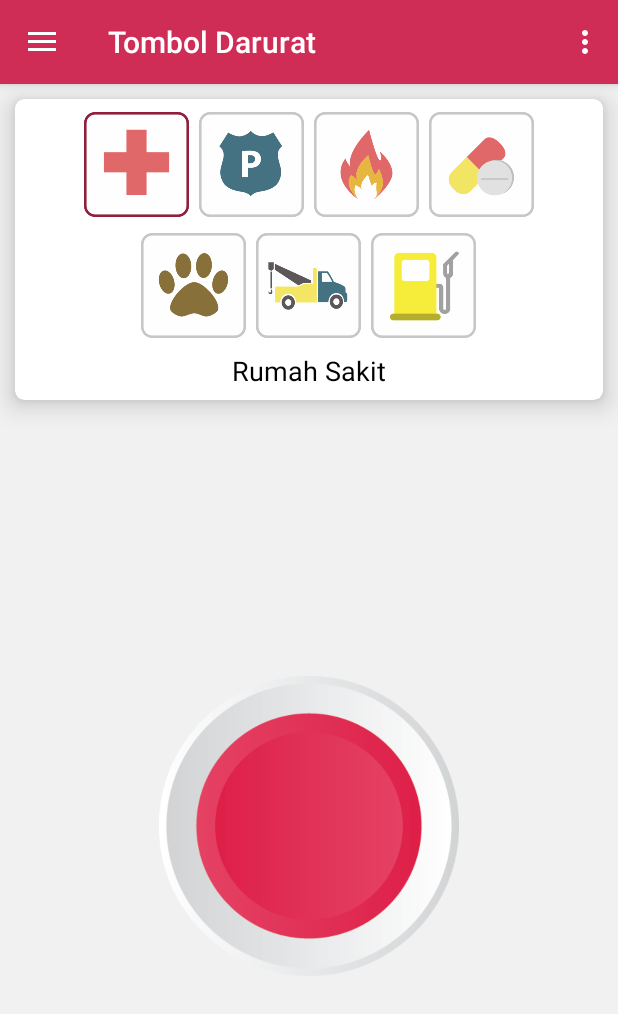
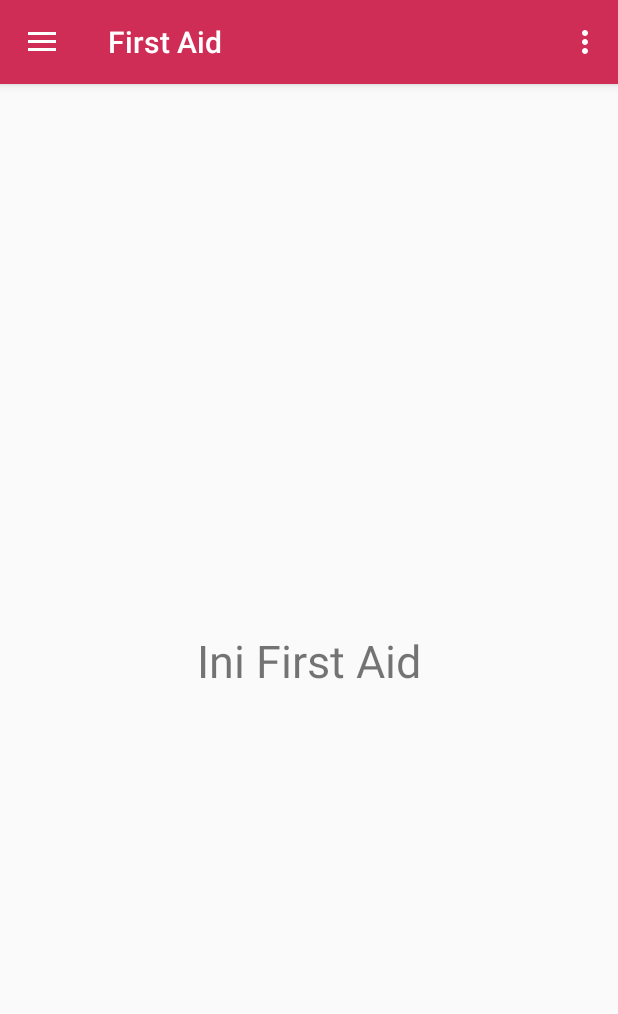
Before and after one commit to riza1999/imergency-latest, an Android app: the MainActivity screen opened directly, with no data from a screen before it, in the side drawer, after a tap on "First Aid", on a phone screen of 412 x 824 dp. Shown: the top 1014 px of the screen. Run offline under Robolectric (Android 15) with nearby library versions, the phone set to English and light mode, and no system bars; our stand-ins replace navigation-ui; libraries missing offline, so code that uses them is left out: com.gauravbhola.ripplepulsebackground; plain views replace RipplePulseLayout; 2 statements that could not run were skipped.

Commit message:
fix app drawer (#1)

```diff
--- a/app/src/main/java/com/umn/imergency/MainActivity.java
+++ b/app/src/main/java/com/umn/imergency/MainActivity.java
@@ -5,13 +5,16 @@ import android.util.Log;
 import android.view.MenuItem;
 import android.view.View;
 import android.view.Menu;
+import android.widget.Toast;
 
 import com.google.android.material.floatingactionbutton.FloatingActionButton;
 import com.google.android.material.snackbar.Snackbar;
 import com.google.android.material.navigation.NavigationView;
 
 import androidx.annotation.NonNull;
+import androidx.annotation.Nullable;
 import androidx.navigation.NavController;
+import androidx.navigation.NavDestination;
 import androidx.navigation.Navigation;
 import androidx.navigation.ui.AppBarConfiguration;
 import androidx.navigation.ui.NavigationUI;
--- a/app/src/main/java/com/umn/imergency/ui/first_aid/FirstAidFragment.java
+++ b/app/src/main/java/com/umn/imergency/ui/first_aid/FirstAidFragment.java
@@ -13,8 +13,6 @@ import com.umn.imergency.R;
 public class FirstAidFragment extends Fragment {
     public View onCreateView(@NonNull LayoutInflater inflater,
                              ViewGroup container, Bundle savedInstanceState) {
-        View view = inflater.inflate(R.layout.fragment_tombol_darurat, container, false);
-
-        return view;
+        return inflater.inflate(R.layout.fragment_first_aid, container, false);
     }
 }
--- a/app/src/main/res/layout/activity_main.xml
+++ b/app/src/main/res/layout/activity_main.xml
@@ -8,6 +8,11 @@
     android:fitsSystemWindows="true"
     tools:openDrawer="start">
 
+    <include
+        layout="@layout/app_bar_main"
+        android:layout_width="match_parent"
+        android:layout_height="match_parent" />
+
     <com.google.android.material.navigation.NavigationView
         android:id="@+id/nav_view"
         android:layout_width="wrap_content"
@@ -17,9 +22,4 @@
         app:headerLayout="@layout/nav_header_main"
         app:menu="@menu/activity_main_drawer" />
 
-    <include
-        layout="@layout/app_bar_main"
-        android:layout_width="match_parent"
-        android:layout_height="match_parent" />
-
 </androidx.drawerlayout.widget.DrawerLayout>
```
